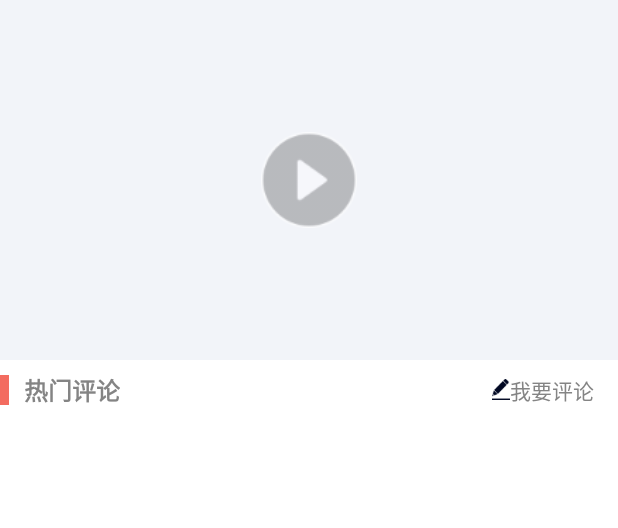
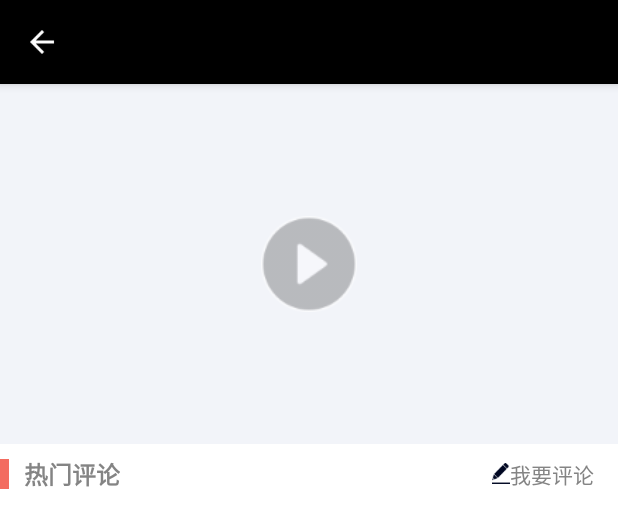
Before and after one commit to leiMsnow/ShuYuVideo, an Android app: the layout activity_video_details.xml on its own in the app's theme, with its tools: preview values and no code run, on a phone screen of 412 x 824 dp. Shown: the top 528 px of the screen. Run offline under Robolectric (Android 15) with nearby library versions, the phone set to English and light mode, and no system bars.

```diff
--- a/app/src/main/java/com/shuyu/video/activity/VideoDetailsActivity.java
+++ b/app/src/main/java/com/shuyu/video/activity/VideoDetailsActivity.java
@@ -58,6 +58,7 @@ public class VideoDetailsActivity extends BaseActivity {
                     public void onSuccess(ChannelContent.VideoChannelListBean.ChannelContentListBean data) {
                         Glide.with(mContext).load(data.getImgUrl()).into(mIvUrl);
                         mVideoDetails = data;
+                        setTitle(data.getTitle());
                     }
 
                     @Override
--- a/app/src/main/res/layout/activity_video_details.xml
+++ b/app/src/main/res/layout/activity_video_details.xml
@@ -4,32 +4,37 @@
     android:layout_width="match_parent"
     android:layout_height="match_parent">
 
+    <include
+        android:id="@+id/in_toolbar"
+        layout="@layout/include_toolbar" />
+
     <RelativeLayout
         android:id="@+id/rl_container"
         android:layout_width="match_parent"
+        android:layout_height="240dp"
+        android:layout_below="@+id/in_toolbar"
         android:background="#f2f4f9"
-        android:paddingBottom="20dp"
-        android:layout_height="240dp">
+        android:paddingBottom="20dp">
 
         <ImageView
             android:id="@+id/iv_url"
             android:layout_width="match_parent"
-            android:scaleType="fitXY"
-            android:layout_height="match_parent"/>
+            android:layout_height="match_parent"
+            android:scaleType="fitXY"/>
 
         <ImageView
-            android:src="@drawable/selector_play"
+            android:layout_width="64dp"
+            android:layout_height="64dp"
             android:layout_centerInParent="true"
-            android:layout_width="64dp"
-            android:layout_height="64dp"/>
+            android:src="@drawable/selector_play"/>
 
     </RelativeLayout>
 
     <RelativeLayout
         android:id="@+id/rl_comment"
-        android:layout_below="@+id/rl_container"
         android:layout_width="match_parent"
-        android:layout_height="40dp">
+        android:layout_height="40dp"
+        android:layout_below="@+id/rl_container">
 
         <View
             android:layout_width="6dp"
@@ -43,19 +48,19 @@
             android:layout_height="match_parent"
             android:layout_marginLeft="16dp"
             android:gravity="center"
+            android:text="热门评论"
             android:textSize="16sp"
-            android:textStyle="bold"
-            android:text="热门评论"/>
+            android:textStyle="bold"/>
 
         <TextView
             android:id="@+id/tv_comment"
             android:layout_width="wrap_content"
+            android:layout_height="match_parent"
+            android:layout_alignParentRight="true"
+            android:layout_marginRight="16dp"
             android:drawableLeft="@drawable/selector_comment"
             android:gravity="center"
-            android:text="我要评论"
-            android:layout_marginRight="16dp"
-            android:layout_alignParentRight="true"
-            android:layout_height="match_parent"/>
+            android:text="我要评论"/>
 
     </RelativeLayout>
 
```
Also changed, not shown: app/src/main/AndroidManifest.xml (+5 -2 lines), app/src/main/java/com/shuyu/video/activity/VideoActivity.java (+13 -9 lines), app/src/main/java/com/shuyu/video/fragment/VideoFragment.java (+17 -10 lines), app/src/main/res/layout/fragment_video.xml (+7 -1 lines), app/src/main/res/mipmap-xhdpi/ic_video_play.png (renamed from app/src/main/res/mipmap-xhdpi/ic_vide_play.png).
